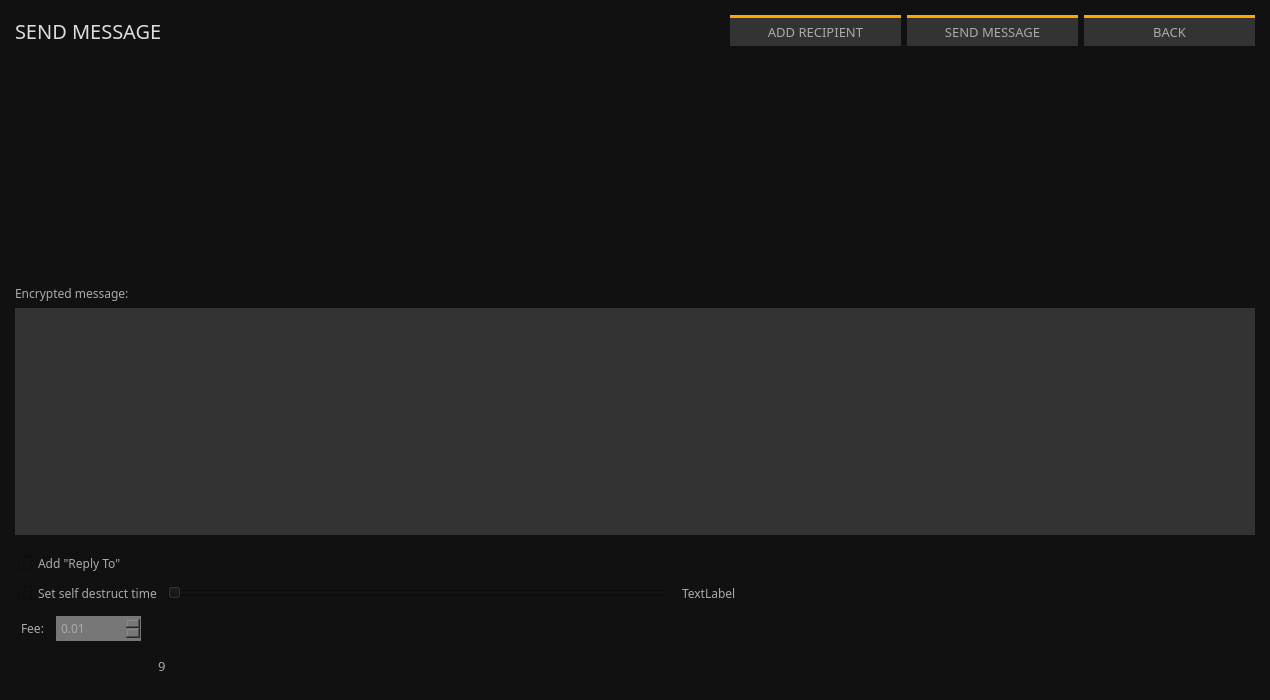
This is src/gui/ui/sendmessageframe.ui in Pennykoin/PKGui as Qt 5 draws it before an edit. The edited form follows.
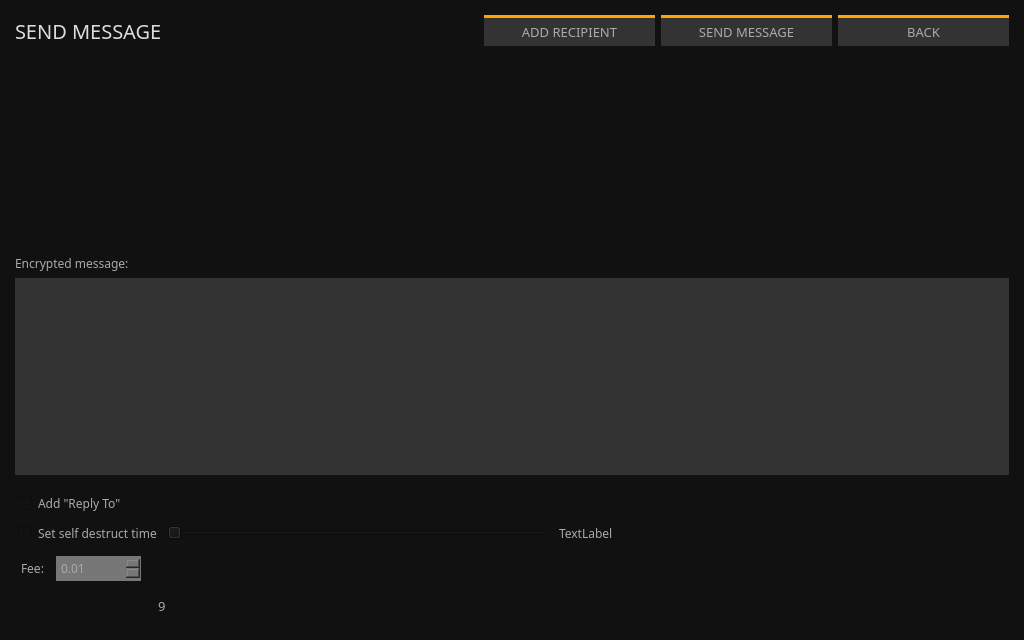
This is the edited form.

The edit to the form file:
```diff
--- a/src/gui/ui/sendmessageframe.ui
+++ b/src/gui/ui/sendmessageframe.ui
@@ -6,8 +6,8 @@
    <rect>
     <x>0</x>
     <y>0</y>
-    <width>1270</width>
-    <height>700</height>
+    <width>1024</width>
+    <height>640</height>
    </rect>
   </property>
   <property name="windowTitle">
```
